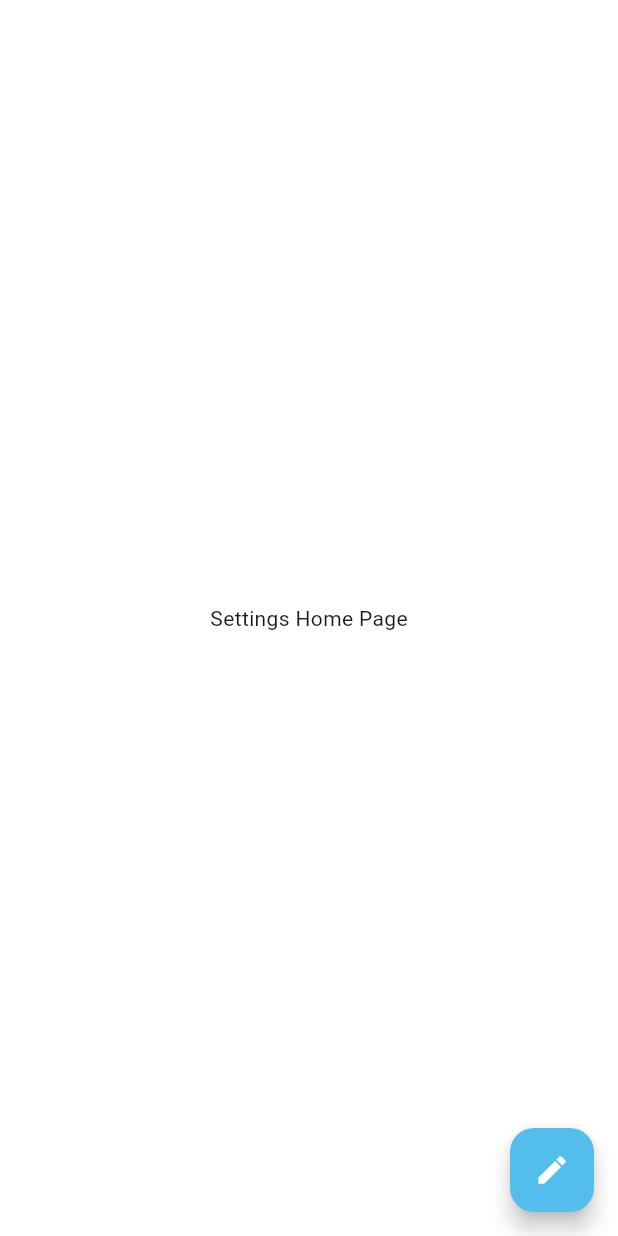
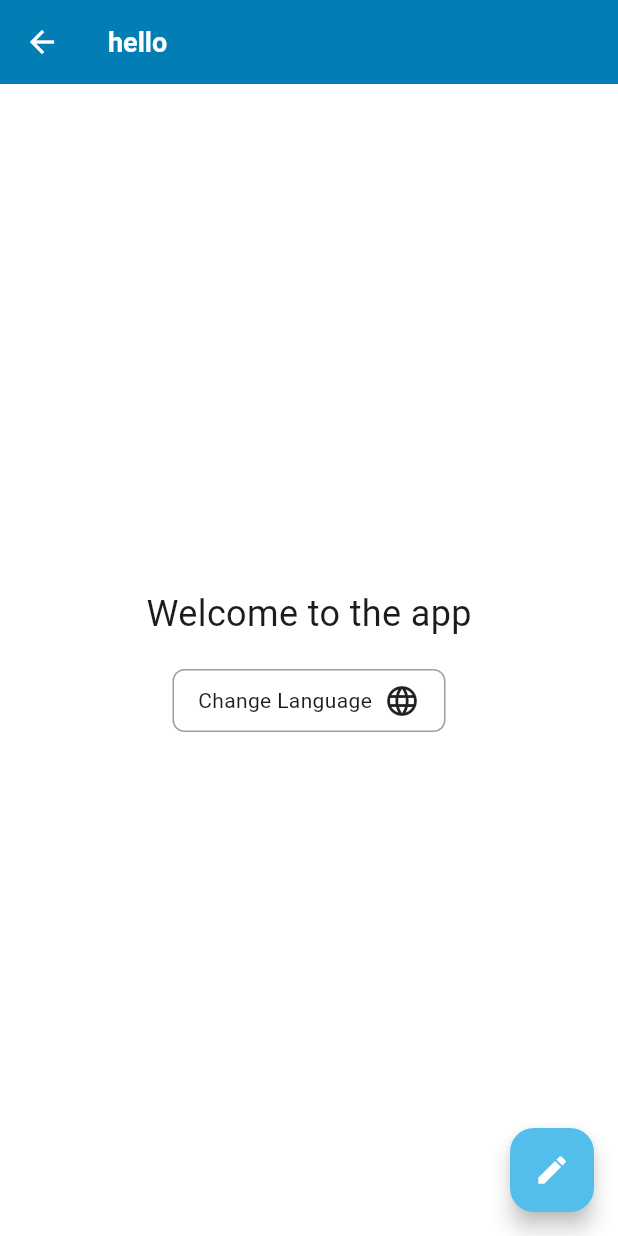
Before and after one commit to auroramiri/message_app, a Flutter app: the StatusHomePage screen opened directly, on a phone screen of 412 x 824 dp. Run offline on Flutter 3.47's test engine with Material 3 defaults, Android fonts, the phone set to English and light mode, and no system bars; our stand-ins replace cached_network_image, cloud_firestore, country_picker, dio, file_picker, firebase_auth and 14 more; missing offline and left inert: custom_clippers, flutter_file_dialog, photo_manager; accounts and stored records are empty; generated files the repository leaves out were written again.

Commit message:
ability to change app language and limiting uploading files to 30Mb

```diff
--- /dev/null
+++ b/lib/common/controllers/language_controller.dart
@@ -0,0 +1,47 @@
+// lib/core/controllers/language_controller.dart
+import 'package:flutter/material.dart';
+import 'package:get/get.dart';
+import 'package:shared_preferences/shared_preferences.dart';
+
+class LanguageController extends GetxController {
+  static LanguageController get to => Get.find();
+
+  final RxString currentLanguage = 'en_US'.obs;
+
+  final List<Map<String, dynamic>> languages = [
+    {'name': 'English', 'locale': const Locale('en', 'US'), 'code': 'en_US'},
+    {'name': 'Русский', 'locale': const Locale('ru', 'RU'), 'code': 'ru_RU'},
+    {'name': 'Deutsch', 'locale': const Locale('de', 'DE'), 'code': 'de_DE'},
+  ];
+
+  @override
+  void onInit() {
+    super.onInit();
+    loadSavedLanguage();
+  }
+
+  Future<void> loadSavedLanguage() async {
+    final prefs = await SharedPreferences.getInstance();
+    final savedLanguage = prefs.getString('language') ?? 'en_US';
+    changeLanguage(savedLanguage);
+  }
+
+  // Change language
+  void changeLanguage(String languageCode) {
+    final locale =
+        languages.firstWhere(
+              (element) => element['code'] == languageCode,
+              orElse: () => languages.first,
+            )['locale']
+            as Locale;
+
+    Get.updateLocale(locale);
+    currentLanguage.value = languageCode;
+    saveLanguage(languageCode);
+  }
+
+  Future<void> saveLanguage(String languageCode) async {
+    final prefs = await SharedPreferences.getInstance();
+    await prefs.setString('language', languageCode);
+  }
+}
--- /dev/null
+++ b/lib/common/localization/app_translations.dart
@@ -0,0 +1,13 @@
+import 'package:get/get.dart';
+import 'en.dart';
+import 'ru.dart';
+import 'de.dart';
+
+class AppTranslations extends Translations {
+  @override
+  Map<String, Map<String, String>> get keys => {
+    'en_US': enUS,
+    'ru_RU': ruRU,
+    'de_DE': deDE,
+  };
+}
--- /dev/null
+++ b/lib/common/localization/de.dart
@@ -0,0 +1,10 @@
+final Map<String, String> deDE = {
+  'app_name': 'Hallo',
+  'welcome': 'Willkommen',
+  'change_language': 'Ändere Sprache',
+  'english': 'English',
+  'russian': 'Russisch',
+  'chats': 'Chats',
+  'profile': 'Profile',
+  'settings': 'Einstellungen',
+};
--- /dev/null
+++ b/lib/common/localization/en.dart
@@ -0,0 +1,10 @@
+final Map<String, String> enUS = {
+  'app_name': 'Bund\'varka',
+  'welcome': 'Welcome to the app',
+  'change_language': 'Change Language',
+  'english': 'English',
+  'russian': 'Russian',
+  'chats': 'Chats',
+  'profile': 'Profile',
+  'settings': 'Settings',
+};
--- /dev/null
+++ b/lib/common/localization/ru.dart
@@ -0,0 +1,10 @@
+final Map<String, String> ruRU = {
+  'app_name': 'Бундъварка',
+  'welcome': 'Добро пожаловать в приложение',
+  'change_language': 'Изменить язык',
+  'english': 'Английский',
+  'russian': 'Русский',
+  'chats': 'Чаты',
+  'profile': 'Профиль',
+  'settings': 'Настройки',
+};
--- a/lib/feature/chat/pages/chat_page.dart
+++ b/lib/feature/chat/pages/chat_page.dart
@@ -306,10 +306,8 @@ class ChatPage extends ConsumerWidget {
       ),
       body: Stack(
         children: [
-          // chat background image
           chatBackgroundAsync.when(
             data: (backgroundImageUrl) {
-              // If there's a custom background image, use it
               if (backgroundImageUrl != null && backgroundImageUrl.isNotEmpty) {
                 return CachedNetworkImage(
                   imageUrl: backgroundImageUrl,
@@ -334,7 +332,6 @@ class ChatPage extends ConsumerWidget {
                       ),
                 );
               } else {
-                // Use default background if no custom background is set
                 return Image(
                   height: double.maxFinite,
                   width: double.maxFinite,
@@ -361,7 +358,6 @@ class ChatPage extends ConsumerWidget {
                   color: context.theme.chatPageDoodleColor,
                 ),
           ),
-          // Stream of Chat
           Padding(
             padding: const EdgeInsets.only(bottom: 60),
             child: StreamBuilder(
@@ -431,7 +427,6 @@ class ChatPage extends ConsumerWidget {
                           .where((msg) => msg.type == my_type.MessageType.image)
                           .toList();
 
-                  // Update the provider with image messages
                   WidgetsBinding.instance.addPostFrameCallback((_) {
                     ref.read(chatImagesProvider(user.uid).notifier).state =
                         imageMessages;
--- a/lib/feature/home/pages/home_page.dart
+++ b/lib/feature/home/pages/home_page.dart
@@ -1,7 +1,7 @@
 import 'dart:async';
-
 import 'package:flutter/material.dart';
 import 'package:flutter_riverpod/flutter_riverpod.dart';
+import 'package:get/get_utils/src/extensions/internacionalization.dart';
 import 'package:message_app/common/widgets/custom_icon_button.dart';
 import 'package:message_app/feature/auth/controller/auth_controller.dart';
 import 'package:message_app/feature/home/pages/profile_home_page.dart';
@@ -43,7 +43,7 @@ class _HomePageState extends ConsumerState<HomePage> {
       length: 3,
       child: Scaffold(
         appBar: AppBar(
-          title: Text('Бундъварка', style: TextStyle(letterSpacing: 1)),
+          title: Text('app_name'.tr, style: TextStyle(letterSpacing: 1)),
           elevation: 1,
           actions: [
             CustomIconButton(onPressed: () {}, icon: Icons.search),
@@ -54,9 +54,9 @@ class _HomePageState extends ConsumerState<HomePage> {
             labelStyle: TextStyle(fontWeight: FontWeight.bold),
             splashFactory: NoSplash.splashFactory,
             tabs: [
-              Tab(text: 'CHATS'),
-              Tab(text: 'PROFILE'),
-              Tab(text: 'SETTINGS'),
+              Tab(text: 'chats'.tr),
+              Tab(text: 'profile'.tr),
+              Tab(text: 'settings'.tr),
             ],
           ),
         ),
--- a/lib/feature/home/pages/settings_home_page.dart
+++ b/lib/feature/home/pages/settings_home_page.dart
@@ -1,4 +1,6 @@
 import 'package:flutter/material.dart';
+import 'package:get/get.dart';
+import 'package:message_app/feature/welcome/pages/widgets/language_button.dart';
 
 class StatusHomePage extends StatelessWidget {
   const StatusHomePage({super.key});
@@ -6,10 +8,25 @@ class StatusHomePage extends StatelessWidget {
   @override
   Widget build(BuildContext context) {
     return Scaffold(
-      body: Center(child: Text('Settings Home Page')),
+      appBar: AppBar(
+        title: Text('hello'.tr),
+      ),
+      body: Center(
+        child: Column(
+          mainAxisAlignment: MainAxisAlignment.center,
+          children: [
+            Text(
+              'welcome'.tr,
+              style: const TextStyle(fontSize: 24),
+            ),
+            const SizedBox(height: 20),
+            const LanguageButton(),
+          ],
+        ),
+      ),
       floatingActionButton: FloatingActionButton(
         onPressed: () {},
-        child: Icon(Icons.edit),
+        child: const Icon(Icons.edit),
       ),
     );
   }
--- a/pubspec.yaml
+++ b/pubspec.yaml
@@ -48,7 +48,7 @@ dependencies:
   firebase_database: ^11.3.4
   page_transition: ^2.2.1
   cached_network_image: ^3.4.1
-  intl: ^0.20.2
+  intl: ^0.19.0
   uuid: ^4.5.1
   custom_clippers: ^2.0.0
   shimmer: ^3.0.0
@@ -62,6 +62,10 @@ dependencies:
   permission_handler: ^11.4.0
   flutter_file_dialog: ^3.0.2
   file_picker: ^10.0.0
+  shared_preferences: ^2.5.3
+  flutter_localizations:
+    sdk: flutter
+  get: ^4.7.2
 
 flutter_native_splash:
   color: "#FFFFFF"
```
Also changed, not shown: lib/feature/chat/repositories/chat_repository.dart (+4 -10 lines), lib/feature/chat/widgets/chat_text_field.dart (+14 -17 lines), lib/feature/chat/widgets/message_card.dart (+0 -16 lines), lib/feature/welcome/pages/widgets/language_button.dart (+31 -84 lines), lib/main.dart (+15 -5 lines), pubspec.lock, 1 other file.
